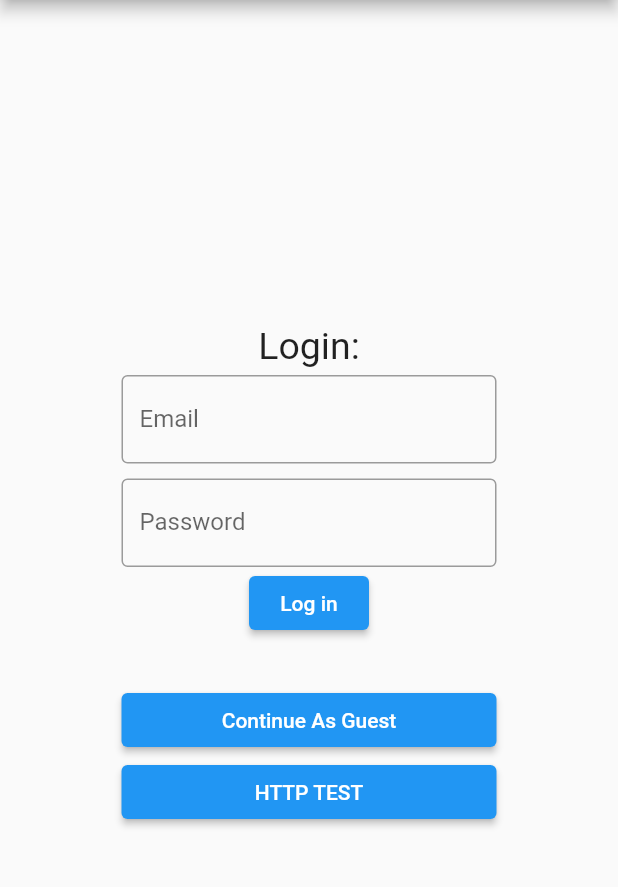
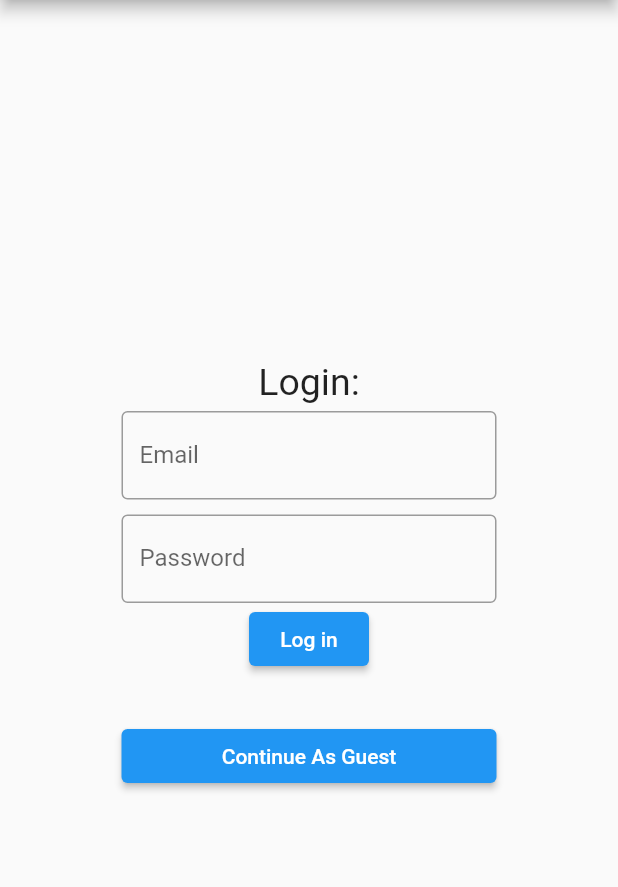
Before and after one commit to SLYmike2006/Golf-APP, a Flutter app: the screen it shows after launch, on a phone screen of 412 x 824 dp, the part 84-971 px from its top. Run offline on Flutter 3.47's test engine with Material 2 defaults, Android fonts, the phone set to English and light mode, and no system bars; our stand-ins replace image_picker; project files that could hold a hidden picture were left out.

Commit message:
Add files via upload

```diff
--- a/Golf_App/lib/homepage.dart
+++ b/Golf_App/lib/homepage.dart
@@ -18,14 +18,6 @@ class _MyHomePageState extends State<MyHomePage> {
         MaterialPageRoute(
             builder: (context) => const RecordPage(title: "Choose Videos")));
   }
-
-  void testpage() {
-    Navigator.push(
-        context,
-        MaterialPageRoute(
-            builder: (context) => const HTTPTestPage(title: "test")));
-  }
-
   @override
   Widget build(BuildContext context) {
     return Scaffold(
@@ -73,12 +65,6 @@ class _MyHomePageState extends State<MyHomePage> {
                   child:
                       Text("Continue As Guest", textAlign: TextAlign.center)),
             ),
-            SizedBox(
-              width: 250.0,
-              child: ElevatedButton(
-                  onPressed: testpage,
-                  child: Text("HTTP TEST", textAlign: TextAlign.center)),
-            )
           ],
         ),
       ),
```
